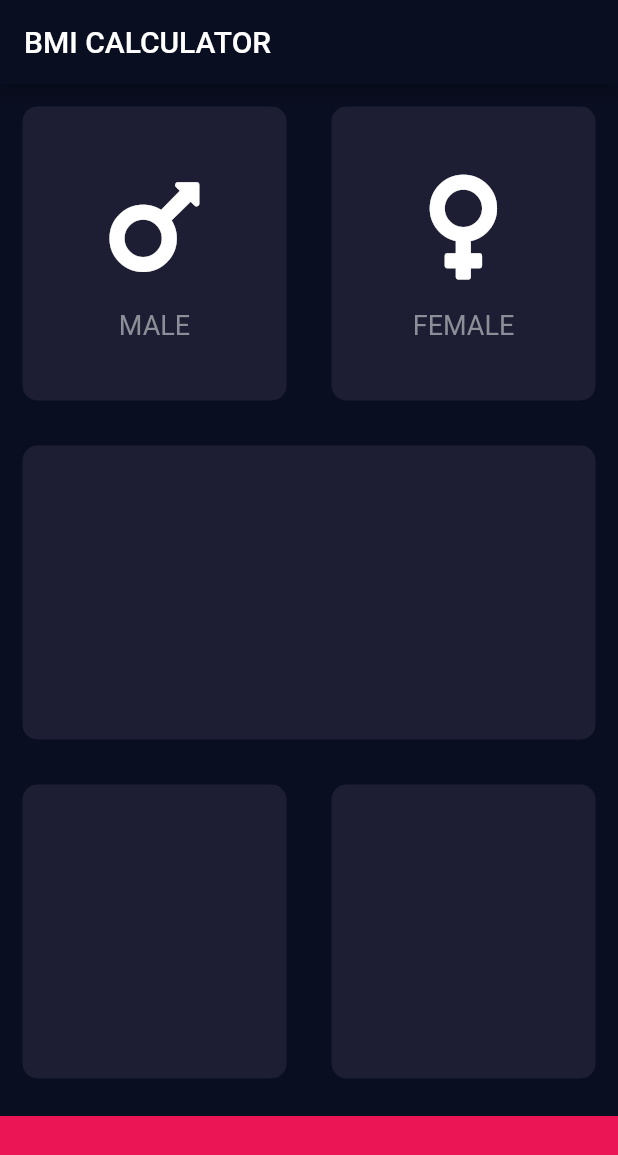
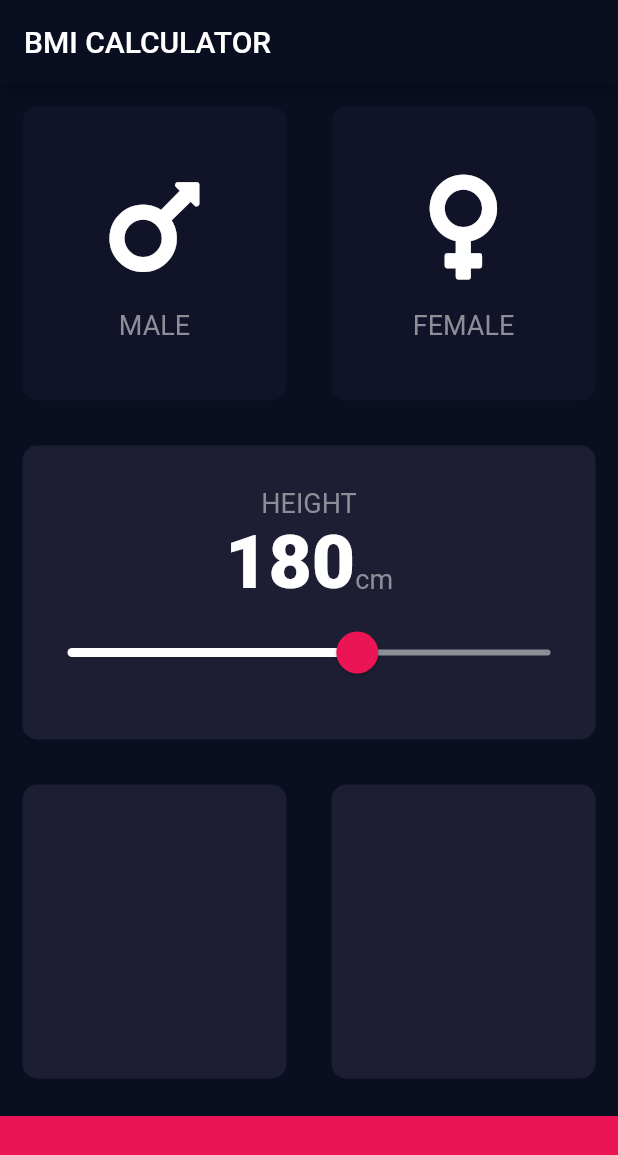
Before and after one commit to raushan606/BMI-Flutter, a Flutter app: the screen it shows after launch, on a phone screen of 412 x 824 dp. Shown: the top 1155 px of the screen. Run offline on Flutter 3.47's test engine with Material 2 defaults, Android fonts, the phone set to English and light mode, and no system bars; our stand-ins replace font_awesome_flutter.

Commit message:
slider widget

```diff
--- /dev/null
+++ b/lib/constants.dart
@@ -0,0 +1,16 @@
+import 'package:flutter/material.dart';
+
+const kLabelTextStyle = TextStyle(
+  fontSize: 18.0,
+  color: Color(0xFF8D8E98),
+);
+
+const kBottomContainerHeight = 80.0;
+const kActiveCardColour = Color(0xFF1D1E33);
+const kBottomContainerColour = Color(0xFFEB1555);
+const kInactiveCardColour = Color(0xFF111328);
+
+const kNumberTextStyle = TextStyle(
+  fontSize: 50.0,
+  fontWeight: FontWeight.w900,
+);
--- a/lib/icon_content.dart
+++ b/lib/icon_content.dart
@@ -1,9 +1,6 @@
 import 'package:flutter/material.dart';
+import 'constants.dart';
 
-const labelTextStyle = TextStyle(
-  fontSize: 18.0,
-  color: Color(0xFF8D8E98),
-);
 
 class IconContent extends StatelessWidget {
   final IconData icon;
@@ -25,7 +22,7 @@ class IconContent extends StatelessWidget {
         ),
         Text(
           label,
-          style: labelTextStyle,
+          style: kLabelTextStyle,
         )
       ],
     );
--- a/lib/input_page.dart
+++ b/lib/input_page.dart
@@ -2,11 +2,7 @@ import 'package:flutter/material.dart';
 import 'reusable_card.dart';
 import 'icon_content.dart';
 import 'package:font_awesome_flutter/font_awesome_flutter.dart';
-
-const bottomContainerHeight = 80.0;
-const activeCardColour = Color(0xFF1D1E33);
-const bottomContainerColour = Color(0xFFEB1555);
-const inactiveCardColour = Color(0xFF111328);
+import 'constants.dart';
 
 enum Gender {
   male,
@@ -20,6 +16,7 @@ class InputPage extends StatefulWidget {
 
 class _InputPageState extends State<InputPage> {
   Gender selectedGender;
+  int height = 180;
 
   @override
   Widget build(BuildContext context) {
@@ -28,45 +25,40 @@ class _InputPageState extends State<InputPage> {
         title: Text('BMI CALCULATOR'),
       ),
       body: Column(
+        crossAxisAlignment: CrossAxisAlignment.stretch,
         children: <Widget>[
           Expanded(
               child: Row(
             children: <Widget>[
               Expanded(
-                child: GestureDetector(
-                  onTap: () {
+                child: ReusableCard(
+                  onPress: () {
                     setState(() {
                       selectedGender = Gender.male;
                     });
-                    print('Male');
                   },
-                  child: ReusableCard(
                   colour: selectedGender == Gender.male
-                        ? activeCardColour
-                        : inactiveCardColour,
+                      ? kActiveCardColour
+                      : kInactiveCardColour,
                   cardChild: IconContent(
                     icon: FontAwesomeIcons.mars,
                     label: 'MALE',
                   ),
                 ),
               ),
-              ),
               Expanded(
-                child: GestureDetector(
-                  onTap: () {
+                child: ReusableCard(
+                  onPress: () {
                     setState(() {
                       selectedGender = Gender.female;
                     });
-                    print('Female');
                   },
-                  child: ReusableCard(
                   colour: selectedGender == Gender.female
-                        ? activeCardColour
-                        : inactiveCardColour,
+                      ? kActiveCardColour
+                      : kInactiveCardColour,
                   cardChild: IconContent(
                     icon: FontAwesomeIcons.venus,
                     label: 'FEMALE',
-                    ),
                   ),
                 ),
               ),
@@ -74,7 +66,54 @@ class _InputPageState extends State<InputPage> {
           )),
           Expanded(
             child: ReusableCard(
-              colour: activeCardColour,
+              colour: kActiveCardColour,
+              cardChild: Column(
+                mainAxisAlignment: MainAxisAlignment.center,
+                children: <Widget>[
+                  Text(
+                    'HEIGHT',
+                    style: kLabelTextStyle,
+                  ),
+                  Row(
+                    mainAxisAlignment: MainAxisAlignment.center,
+                    crossAxisAlignment: CrossAxisAlignment.baseline,
+                    textBaseline: TextBaseline.alphabetic,
+                    children: <Widget>[
+                      Text(
+                        height.toString(),
+                        style: kNumberTextStyle,
+                      ),
+                      Text(
+                        'cm',
+                        style: kLabelTextStyle,
+                      )
+                    ],
+                  ),
+                  SliderTheme(
+                    data: SliderTheme.of(context).copyWith(
+                      inactiveTrackColor: Color(0xFF8D8E98),
+                      activeTrackColor: Colors.white,
+                      thumbColor: Color(0xFFEB1555),
+                      overlayColor: Color(0x29EB1555),
+                      thumbShape:
+                          RoundSliderThumbShape(enabledThumbRadius: 14.0),
+                      overlayShape:
+                          RoundSliderOverlayShape(overlayRadius: 30.0),
+                    ),
+                    child: Slider(
+                      value: height.toDouble(),
+                      onChanged: (double newValue) {
+                        print(newValue);
+                        setState(() {
+                          height = newValue.round();
+                        });
+                      },
+                      min: 120.0,
+                      max: 220.0,
+                    ),
+                  ),
+                ],
+              ),
             ),
           ),
           Expanded(
@@ -82,22 +121,22 @@ class _InputPageState extends State<InputPage> {
               children: <Widget>[
                 Expanded(
                   child: ReusableCard(
-                    colour: activeCardColour,
+                    colour: kActiveCardColour,
                   ),
                 ),
                 Expanded(
                   child: ReusableCard(
-                    colour: activeCardColour,
+                    colour: kActiveCardColour,
                   ),
                 ),
               ],
             ),
           ),
           Container(
-            color: bottomContainerColour,
+            color: kBottomContainerColour,
             margin: EdgeInsets.only(top: 10.0),
             width: double.infinity,
-            height: bottomContainerHeight,
+            height: kBottomContainerHeight,
           ),
         ],
       ),
--- a/lib/reusable_card.dart
+++ b/lib/reusable_card.dart
@@ -2,18 +2,22 @@ import 'package:flutter/material.dart';
 
 class ReusableCard extends StatelessWidget {
   final Color colour;
-  ReusableCard({@required this.colour, this.cardChild});
+  ReusableCard({@required this.colour, this.cardChild, this.onPress});
 
   final Widget cardChild;
+  final Function onPress;
 
   @override
   Widget build(BuildContext context) {
-    return Container(
-      child: cardChild,
-      margin: EdgeInsets.all(15.0),
-      decoration: BoxDecoration(
-        color: Color(0xFF1D1E33),
-        borderRadius: BorderRadius.circular(10.0),
+    return GestureDetector(
+      onTap: onPress,
+          child: Container(
+        child: cardChild,
+        margin: EdgeInsets.all(15.0),
+        decoration: BoxDecoration(
+          color: colour,
+          borderRadius: BorderRadius.circular(10.0),
+        ),
       ),
     );
   }
```
Lines whose indentation alone changed are shown as unchanged.
